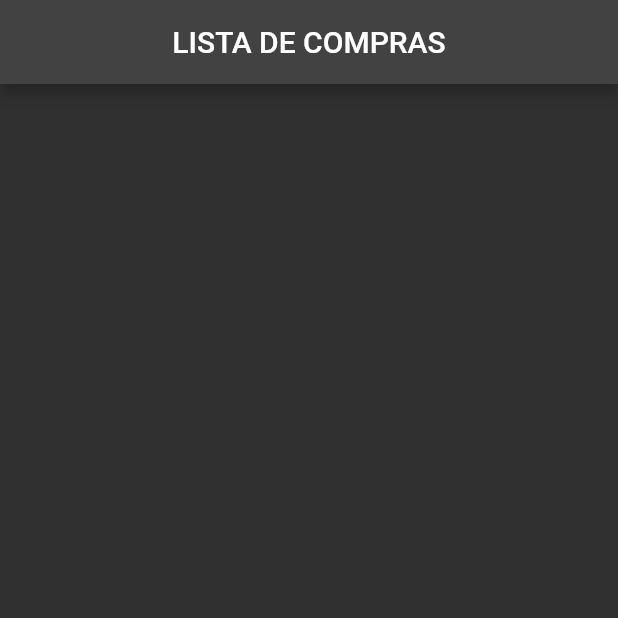
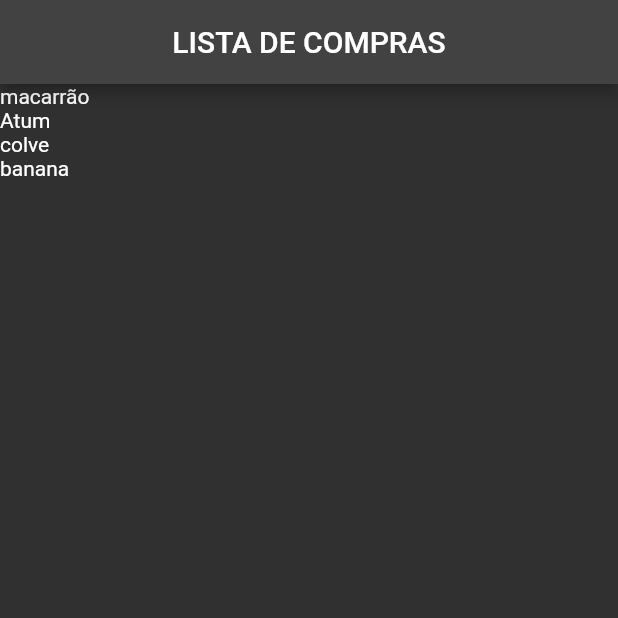
Before and after one commit to guilhermeoliveirac/Lista-De-Compras-Firebase, a Flutter app: the screen it shows after launch, on a phone screen of 412 x 824 dp, the top half of it. Run offline on Flutter 3.47's test engine with Material 2 defaults, Android fonts, the phone set to English and light mode, and no system bars.

```diff
--- a/lib/main.dart
+++ b/lib/main.dart
@@ -21,12 +21,32 @@ class HomePage extends StatefulWidget {
 }
 
 class _HomePageState extends State<HomePage> {
+  List<String> compras = [];
+
   @override
-  Widget build(BuildContext context) {
+  void initState() {
+    super.initState();
+    compras.add('macarrão');
+    compras.add('Atum');
+    compras.add('colve');
+    compras.add('banana');
+  }
+
+  @override
+  Widget build(BuildContext ctxt) {
     return Scaffold(
+      //new
       appBar: AppBar(
-        title: Text('LISTA DE COMPRAS'),
+        // new
+        title: Text('LISTA DE COMPRAS'), //new
         centerTitle: true,
+      ),
+      body: new ListView.builder(
+        itemCount: compras.length,
+        //itemBuilder:(BuildContext (context, index) => Text(compras[index])),
+        itemBuilder: (BuildContext ctxt, index) {
+          return new Text(compras[index]);
+        },
       ),
     );
   }
```
